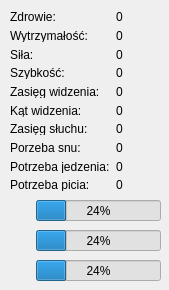
Qt form SpecimenWidget.ui (Kasia4/Artificial-life-simulator) before a commit.
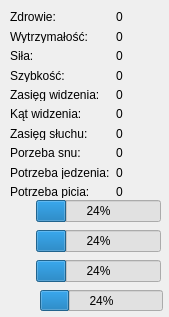
The same form after that commit. Icons and pictures are not drawn.

Commit message: Runaway state changed, Reproduce state implemented

The edit to the form file:
```diff
--- a/SpecimenWidget.ui
+++ b/SpecimenWidget.ui
@@ -7,7 +7,7 @@
     <x>0</x>
     <y>0</y>
     <width>169</width>
-    <height>290</height>
+    <height>317</height>
    </rect>
   </property>
   <property name="palette">
@@ -59,7 +59,7 @@
      <x>10</x>
      <y>10</y>
      <width>151</width>
-     <height>181</height>
+     <height>188</height>
     </rect>
    </property>
    <layout class="QHBoxLayout" name="horizontalLayout">
@@ -213,13 +213,13 @@
     </item>
    </layout>
   </widget>
-  <widget class="QWidget" name="">
+  <widget class="QWidget" name="layoutWidget">
    <property name="geometry">
     <rect>
      <x>10</x>
      <y>200</y>
      <width>151</width>
-     <height>21</height>
+     <height>23</height>
     </rect>
    </property>
    <layout class="QHBoxLayout" name="horizontalLayout_2">
@@ -260,13 +260,13 @@
     </item>
    </layout>
   </widget>
-  <widget class="QWidget" name="">
+  <widget class="QWidget" name="layoutWidget">
    <property name="geometry">
     <rect>
      <x>10</x>
      <y>230</y>
      <width>151</width>
-     <height>21</height>
+     <height>23</height>
     </rect>
    </property>
    <layout class="QHBoxLayout" name="horizontalLayout_3">
@@ -307,13 +307,13 @@
     </item>
    </layout>
   </widget>
-  <widget class="QWidget" name="">
+  <widget class="QWidget" name="layoutWidget">
    <property name="geometry">
     <rect>
      <x>10</x>
      <y>260</y>
      <width>151</width>
-     <height>21</height>
+     <height>23</height>
     </rect>
    </property>
    <layout class="QHBoxLayout" name="horizontalLayout_4">
@@ -357,6 +357,22 @@
     </item>
    </layout>
   </widget>
+  <widget class="QProgressBar" name="reproduce_bar">
+   <property name="geometry">
+    <rect>
+     <x>40</x>
+     <y>290</y>
+     <width>123</width>
+     <height>21</height>
+    </rect>
+   </property>
+   <property name="value">
+    <number>24</number>
+   </property>
+   <property name="orientation">
+    <enum>Qt::Horizontal</enum>
+   </property>
+  </widget>
   <zorder>layoutWidget</zorder>
   <zorder>sleep_bar</zorder>
   <zorder>food_bar</zorder>
```
Left out of the diff: 11 changed lines with no effect on the pictures. The commit also changes 13 other files.
